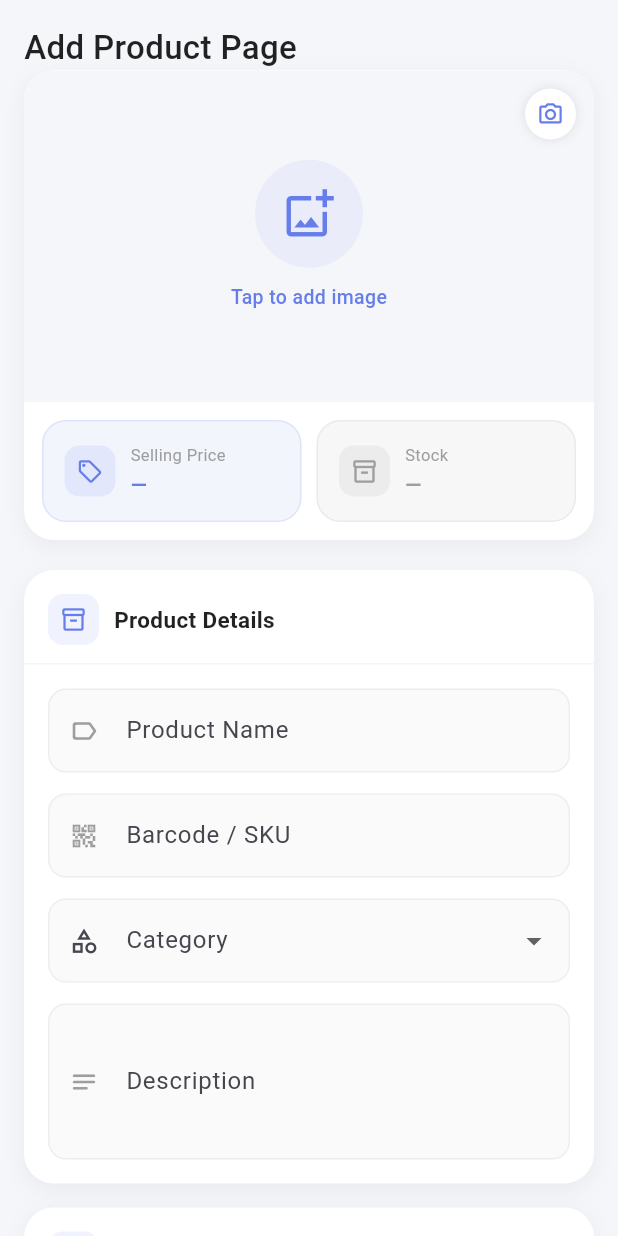
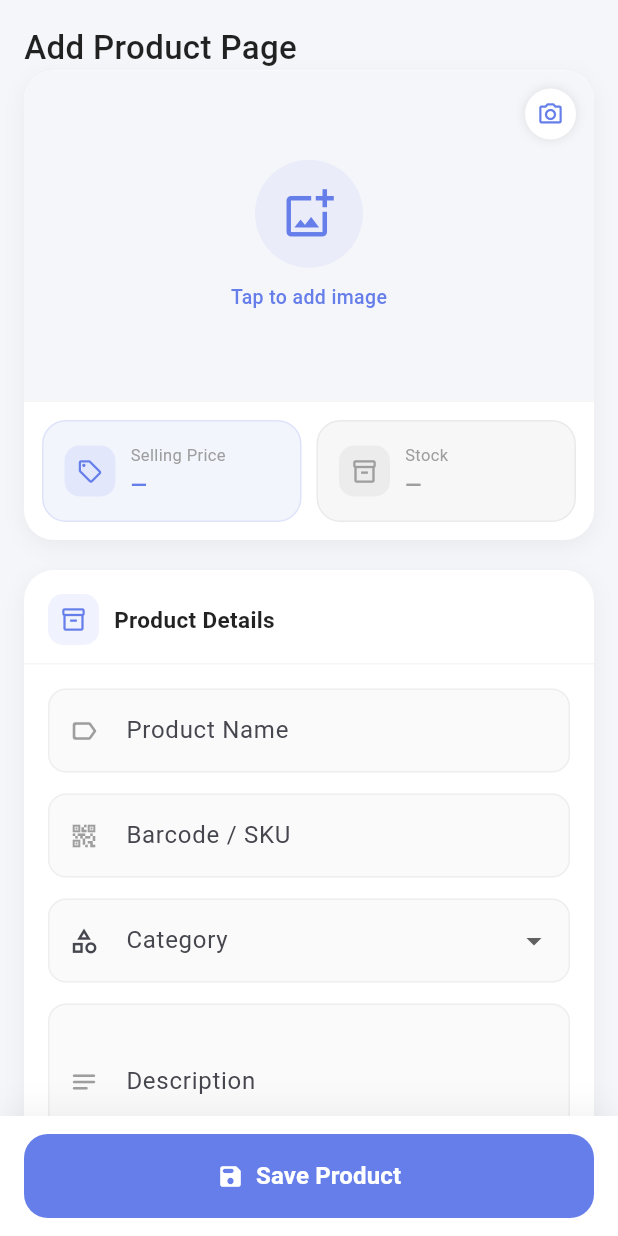
Before and after one commit to hanhyojo22/JMPOS, a Flutter app: the AddProductsPage screen opened directly, on a phone screen of 412 x 824 dp. Run offline on Flutter 3.47's test engine with Material 3 defaults, Android fonts, the phone set to English and light mode, and no system bars; our stand-ins replace image_picker, sqflite; missing offline and left inert: mobile_scanner; accounts and stored records are empty.

Commit message:
sticky button saved product

```diff
--- a/lib/pages/add_products.dart
+++ b/lib/pages/add_products.dart
@@ -416,6 +416,42 @@ class _AddProductsPageState extends State<AddProductsPage>
 
   // ── Build ─────────────────────────────────────────────────────────────────────
 
+  Widget _saveProductButton() {
+    return SizedBox(
+      height: 56,
+      child: ElevatedButton(
+        onPressed: _isSaving ? null : _saveProduct,
+        style: ElevatedButton.styleFrom(
+          backgroundColor: const Color(0xFF667EEA),
+          disabledBackgroundColor: const Color(
+            0xFF667EEA,
+          ).withValues(alpha: 0.6),
+          shape: RoundedRectangleBorder(
+            borderRadius: BorderRadius.circular(16),
+          ),
+          elevation: 0,
+        ),
+        child: _isSaving
+            ? const CircularProgressIndicator(color: Colors.white)
+            : const Row(
+                mainAxisAlignment: MainAxisAlignment.center,
+                children: [
+                  Icon(Icons.save_rounded, color: Colors.white),
+                  SizedBox(width: 8),
+                  Text(
+                    'Save Product',
+                    style: TextStyle(
+                      color: Colors.white,
+                      fontSize: 16,
+                      fontWeight: FontWeight.bold,
+                    ),
+                  ),
+                ],
+              ),
+      ),
+    );
+  }
+
   @override
   Widget build(BuildContext context) {
     final isDark = Theme.of(context).brightness == Brightness.dark;
@@ -434,6 +470,23 @@ class _AddProductsPageState extends State<AddProductsPage>
 
     return Scaffold(
       backgroundColor: pageSurface,
+      bottomNavigationBar: Container(
+        decoration: BoxDecoration(
+          color: panelSurface,
+          boxShadow: [
+            BoxShadow(
+              color: shadowColor,
+              blurRadius: 16,
+              offset: const Offset(0, -4),
+            ),
+          ],
+        ),
+        child: SafeArea(
+          top: false,
+          minimum: const EdgeInsets.fromLTRB(16, 12, 16, 12),
+          child: _saveProductButton(),
+        ),
+      ),
 
       body: FadeTransition(
         opacity: _fadeAnim,
@@ -442,7 +495,7 @@ class _AddProductsPageState extends State<AddProductsPage>
           child: Form(
             key: _formKey,
             child: ListView(
-              padding: const EdgeInsets.fromLTRB(16, 16, 16, 40),
+              padding: const EdgeInsets.fromLTRB(16, 16, 16, 112),
               children: [
                 const LabelText(
                   "Add Product Page",
@@ -713,40 +766,6 @@ class _AddProductsPageState extends State<AddProductsPage>
 
                 const SizedBox(height: 28),
 
-                // ── Save button ───────────────────────────────────────
-                SizedBox(
-                  height: 56,
-                  child: ElevatedButton(
-                    onPressed: _isSaving ? null : _saveProduct,
-                    style: ElevatedButton.styleFrom(
-                      backgroundColor: const Color(0xFF667EEA),
-                      disabledBackgroundColor: const Color(
-                        0xFF667EEA,
-                      ).withValues(alpha: 0.6),
-                      shape: RoundedRectangleBorder(
-                        borderRadius: BorderRadius.circular(16),
-                      ),
-                      elevation: 0,
-                    ),
-                    child: _isSaving
-                        ? const CircularProgressIndicator(color: Colors.white)
-                        : const Row(
-                            mainAxisAlignment: MainAxisAlignment.center,
-                            children: [
-                              Icon(Icons.save_rounded, color: Colors.white),
-                              SizedBox(width: 8),
-                              Text(
-                                'Save Product',
-                                style: TextStyle(
-                                  color: Colors.white,
-                                  fontSize: 16,
-                                  fontWeight: FontWeight.bold,
-                                ),
-                              ),
-                            ],
-                          ),
-                  ),
-                ),
               ],
             ),
           ),
```
Also changed, not shown: lib/pages/history_page.dart (+8 -8 lines), lib/pages/home.dart (+10 -9 lines).
